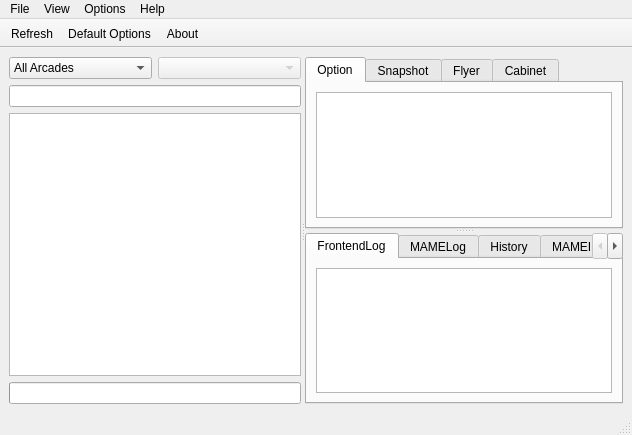
Above: trunk/mamep/qtui/qmc2main.ui from svn2github/mameplus before the change. Below: the same form after it.
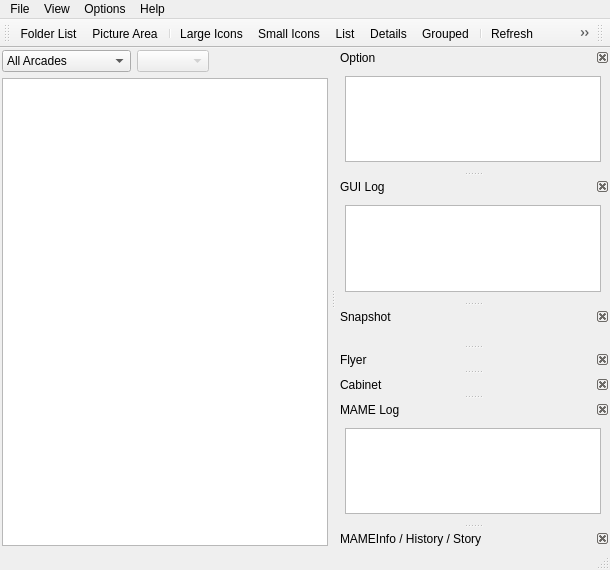
That is the form after the change. Icons and pictures are not drawn.

Commit message: *[qtui] * dockable controls * moved search box and progressbar * search across columns * save column_widths, default_game * save GUI layout * custom delegate, display selected row with big icon

The edit to the form file:
```diff
--- a/trunk/mamep/qtui/qmc2main.ui
+++ b/trunk/mamep/qtui/qmc2main.ui
@@ -5,8 +5,8 @@
    <rect>
     <x>0</x>
     <y>0</y>
-    <width>632</width>
-    <height>435</height>
+    <width>610</width>
+    <height>570</height>
    </rect>
   </property>
   <property name="windowTitle" >
@@ -14,159 +14,67 @@
   </property>
   <widget class="QWidget" name="centralwidget" >
    <layout class="QGridLayout" >
+    <property name="leftMargin" >
+     <number>2</number>
+    </property>
+    <property name="topMargin" >
+     <number>2</number>
+    </property>
+    <property name="rightMargin" >
+     <number>2</number>
+    </property>
+    <property name="bottomMargin" >
+     <number>2</number>
+    </property>
     <item row="0" column="0" >
-     <widget class="QSplitter" name="splitter_2" >
-      <property name="orientation" >
-       <enum>Qt::Horizontal</enum>
-      </property>
-      <widget class="QWidget" name="layoutWidget" >
-       <layout class="QVBoxLayout" >
+     <layout class="QVBoxLayout" >
+      <item>
+       <layout class="QHBoxLayout" >
         <item>
-         <layout class="QHBoxLayout" >
+         <widget class="QComboBox" name="comboBox" >
           <item>
-           <widget class="QComboBox" name="comboBox" >
-            <item>
-             <property name="text" >
-              <string>All Arcades</string>
-             </property>
-            </item>
-            <item>
-             <property name="text" >
-              <string>Available Arcades</string>
-             </property>
-            </item>
-            <item>
-             <property name="text" >
-              <string>All Consoles</string>
-             </property>
-            </item>
-           </widget>
+           <property name="text" >
+            <string>All Arcades</string>
+           </property>
           </item>
           <item>
-           <widget class="QComboBox" name="comboBox_2" >
-            <property name="enabled" >
-             <bool>false</bool>
-            </property>
-           </widget>
+           <property name="text" >
+            <string>Available Arcades</string>
+           </property>
           </item>
-         </layout>
+          <item>
+           <property name="text" >
+            <string>All Consoles</string>
+           </property>
+          </item>
+         </widget>
         </item>
         <item>
-         <widget class="QLineEdit" name="lineEditSearch" >
-          <property name="statusTip" >
-           <string>type a keyword</string>
+         <widget class="QComboBox" name="comboBox_2" >
+          <property name="enabled" >
+           <bool>false</bool>
           </property>
-          <property name="text" >
-           <string/>
-          </property>
          </widget>
         </item>
         <item>
-         <widget class="QTreeView" name="treeViewGameList" />
-        </item>
-        <item>
-         <widget class="QProgressBar" name="progressBarGamelist" />
+         <spacer>
+          <property name="orientation" >
+           <enum>Qt::Horizontal</enum>
+          </property>
+          <property name="sizeHint" >
+           <size>
+            <width>40</width>
+            <height>20</height>
+           </size>
+          </property>
+         </spacer>
         </item>
        </layout>
-      </widget>
-      <widget class="QSplitter" name="splitter" >
-       <property name="orientation" >
-        <enum>Qt::Vertical</enum>
-       </property>
-       <widget class="QTabWidget" name="tabWidget" >
-        <property name="currentIndex" >
-         <number>0</number>
-        </property>
-        <widget class="QWidget" name="tab_3" >
-         <attribute name="title" >
-          <string>Option</string>
-         </attribute>
-         <layout class="QGridLayout" >
-          <item row="0" column="0" >
-           <widget class="QTreeView" name="treeViewOption" >
-            <property name="editTriggers" >
-             <set>QAbstractItemView::CurrentChanged|QAbstractItemView::EditKeyPressed|QAbstractItemView::NoEditTriggers</set>
-            </property>
-            <property name="alternatingRowColors" >
-             <bool>true</bool>
-            </property>
-            <property name="rootIsDecorated" >
-             <bool>false</bool>
-            </property>
-           </widget>
-          </item>
-         </layout>
-        </widget>
-        <widget class="QWidget" name="tabSnapshot" >
-         <attribute name="title" >
-          <string>Snapshot</string>
-         </attribute>
-         <layout class="QGridLayout" />
-        </widget>
-        <widget class="QWidget" name="tabFlyer" >
-         <attribute name="title" >
-          <string>Flyer</string>
-         </attribute>
-         <layout class="QGridLayout" />
-        </widget>
-        <widget class="QWidget" name="tabCabinet" >
-         <attribute name="title" >
-          <string>Cabinet</string>
-         </attribute>
-        </widget>
-       </widget>
-       <widget class="QTabWidget" name="tab_x" >
-        <property name="currentIndex" >
-         <number>0</number>
-        </property>
-        <widget class="QWidget" name="tab_2" >
-         <attribute name="title" >
-          <string>FrontendLog</string>
-         </attribute>
-         <layout class="QGridLayout" >
-          <item row="0" column="0" >
-           <widget class="QTextBrowser" name="textBrowserFrontendLog" />
-          </item>
-         </layout>
-        </widget>
-        <widget class="QWidget" name="tab" >
-         <attribute name="title" >
-          <string>MAMELog</string>
-         </attribute>
-         <layout class="QGridLayout" >
-          <item row="0" column="0" >
-           <widget class="QTextBrowser" name="textBrowserMAMELog" />
-          </item>
-         </layout>
-        </widget>
-        <widget class="QWidget" name="tabHistory" >
-         <attribute name="title" >
-          <string>History</string>
-         </attribute>
-         <layout class="QGridLayout" >
-          <item row="0" column="0" >
-           <widget class="QTextBrowser" name="textBrowser_2" />
-          </item>
-         </layout>
-        </widget>
-        <widget class="QWidget" name="tabMAMEInfo" >
-         <attribute name="title" >
-          <string>MAMEInfo</string>
-         </attribute>
-         <layout class="QGridLayout" >
-          <item row="0" column="0" >
-           <widget class="QTextBrowser" name="textBrowser_3" />
-          </item>
-         </layout>
-        </widget>
-        <widget class="QWidget" name="tabStory" >
-         <attribute name="title" >
-          <string>Story</string>
-         </attribute>
-        </widget>
-       </widget>
-      </widget>
-     </widget>
+      </item>
+      <item>
+       <widget class="QTreeView" name="treeViewGameList" />
+      </item>
+     </layout>
     </item>
    </layout>
   </widget>
@@ -175,7 +83,7 @@
     <rect>
      <x>0</x>
      <y>0</y>
-     <width>632</width>
+     <width>610</width>
      <height>21</height>
     </rect>
    </property>
@@ -211,15 +119,12 @@
   <widget class="QStatusBar" name="statusbar" />
   <widget class="QToolBar" name="toolBar" >
    <property name="windowTitle" >
-    <string>toolBar</string>
-   </property>
-   <property name="movable" >
-    <bool>false</bool>
+    <string>Toolbar</string>
    </property>
    <property name="iconSize" >
     <size>
-     <width>20</width>
-     <height>20</height>
+     <width>16</width>
+     <height>16</height>
     </size>
    </property>
    <attribute name="toolBarArea" >
@@ -228,11 +133,148 @@
    <attribute name="toolBarBreak" >
     <bool>false</bool>
    </attribute>
+   <addaction name="actionFolder_List" />
+   <addaction name="actionPicture_Area" />
+   <addaction name="separator" />
+   <addaction name="actionLarge_Icons" />
+   <addaction name="actionSmall_Icons" />
+   <addaction name="actionList" />
+   <addaction name="actionDetails" />
+   <addaction name="actionGrouped" />
+   <addaction name="separator" />
    <addaction name="actionRefresh" />
-   <addaction name="actionDefault_Options" />
+   <addaction name="actionDefaultOptions" />
    <addaction name="actionAbout" />
   </widget>
-  <action name="actionDefault_Options" >
+  <widget class="QDockWidget" name="dockWidget" >
+   <property name="features" >
+    <set>QDockWidget::DockWidgetClosable|QDockWidget::DockWidgetMovable|QDockWidget::NoDockWidgetFeatures</set>
+   </property>
+   <property name="windowTitle" >
+    <string>Option</string>
+   </property>
+   <attribute name="dockWidgetArea" >
+    <number>2</number>
+   </attribute>
+   <widget class="QWidget" name="dockWidgetContents_6" >
+    <layout class="QGridLayout" >
+     <item row="0" column="0" >
+      <widget class="QTreeView" name="treeViewOption" >
+       <property name="editTriggers" >
+        <set>QAbstractItemView::CurrentChanged|QAbstractItemView::EditKeyPressed|QAbstractItemView::NoEditTriggers</set>
+       </property>
+       <property name="alternatingRowColors" >
+        <bool>true</bool>
+       </property>
+       <property name="rootIsDecorated" >
+        <bool>false</bool>
+       </property>
+      </widget>
+     </item>
+    </layout>
+   </widget>
+  </widget>
+  <widget class="QDockWidget" name="dockWidget_2" >
+   <property name="features" >
+    <set>QDockWidget::DockWidgetClosable|QDockWidget::DockWidgetMovable|QDockWidget::NoDockWidgetFeatures</set>
+   </property>
+   <property name="windowTitle" >
+    <string>GUI Log</string>
+   </property>
+   <attribute name="dockWidgetArea" >
+    <number>2</number>
+   </attribute>
+   <widget class="QWidget" name="dockWidgetContents_8" >
+    <layout class="QGridLayout" >
+     <item row="0" column="0" >
+      <widget class="QTextBrowser" name="textBrowserFrontendLog" />
+     </item>
+    </layout>
+   </widget>
+  </widget>
+  <widget class="QDockWidget" name="dockWidget_3" >
+   <property name="features" >
+    <set>QDockWidget::DockWidgetClosable|QDockWidget::DockWidgetMovable|QDockWidget::NoDockWidgetFeatures</set>
+   </property>
+   <property name="windowTitle" >
+    <string>Snapshot</string>
+   </property>
+   <attribute name="dockWidgetArea" >
+    <number>2</number>
+   </attribute>
+   <widget class="QWidget" name="dockWidgetContents_9" >
+    <layout class="QGridLayout" />
+   </widget>
+  </widget>
+  <widget class="QDockWidget" name="dockWidget_4" >
+   <property name="features" >
+    <set>QDockWidget::DockWidgetClosable|QDockWidget::DockWidgetMovable|QDockWidget::NoDockWidgetFeatures</set>
+   </property>
+   <property name="windowTitle" >
+    <string>Flyer</string>
+   </property>
+   <attribute name="dockWidgetArea" >
+    <number>2</number>
+   </attribute>
+   <widget class="QWidget" name="dockWidgetContents_10" />
+  </widget>
+  <widget class="QDockWidget" name="dockWidget_5" >
+   <property name="features" >
+    <set>QDockWidget::DockWidgetClosable|QDockWidget::DockWidgetMovable|QDockWidget::NoDockWidgetFeatures</set>
+   </property>
+   <property name="windowTitle" >
+    <string>Cabinet</string>
+   </property>
+   <attribute name="dockWidgetArea" >
+    <number>2</number>
+   </attribute>
+   <widget class="QWidget" name="dockWidgetContents_11" />
+  </widget>
+  <widget class="QDockWidget" name="dockWidget_6" >
+   <property name="features" >
+    <set>QDockWidget::DockWidgetClosable|QDockWidget::DockWidgetMovable|QDockWidget::NoDockWidgetFeatures</set>
+   </property>
+   <property name="windowTitle" >
+    <string>MAME Log</string>
+   </property>
+   <attribute name="dockWidgetArea" >
+    <number>2</number>
+   </attribute>
+   <widget class="QWidget" name="dockWidgetContents_12" >
+    <layout class="QGridLayout" >
+     <item row="0" column="0" >
+      <widget class="QTextBrowser" name="textBrowserMAMELog" />
+     </item>
+    </layout>
+   </widget>
+  </widget>
+  <widget class="QDockWidget" name="dockWidget_7" >
+   <property name="features" >
+    <set>QDockWidget::DockWidgetClosable|QDockWidget::DockWidgetMovable|QDockWidget::NoDockWidgetFeatures</set>
+   </property>
+   <property name="windowTitle" >
+    <string>MAMEInfo / History / Story</string>
+   </property>
+   <attribute name="dockWidgetArea" >
+    <number>2</number>
+   </attribute>
+   <widget class="QWidget" name="dockWidgetContents_13" />
+  </widget>
+  <widget class="QToolBar" name="toolBarSearch" >
+   <property name="windowTitle" >
+    <string>Search</string>
+   </property>
+   <property name="floatable" >
+    <bool>false</bool>
+   </property>
+   <attribute name="toolBarArea" >
+    <enum>TopToolBarArea</enum>
+   </attribute>
+   <attribute name="toolBarBreak" >
+    <bool>false</bool>
+   </attribute>
+  </widget>
+  <action name="actionDefaultOptions" >
    <property name="icon" >
     <iconset resource="qmc2main.qrc" >:/res/32x32/applications-system.png</iconset>
    </property>
@@ -267,6 +309,68 @@
     <string>About</string>
    </property>
   </action>
+  <action name="actionSmall_Icons" >
+   <property name="icon" >
+    <iconset resource="qmc2main.qrc" >:/res/mame32-view-sicon.png</iconset>
+   </property>
+   <property name="text" >
+    <string>Small Icons</string>
+   </property>
+  </action>
+  <action name="actionList" >
+   <property name="icon" >
+    <iconset resource="qmc2main.qrc" >:/res/mame32-view-list.png</iconset>
+   </property>
+   <property name="text" >
+    <string>List</string>
+   </property>
+  </action>
+  <action name="actionDetails" >
+   <property name="icon" >
+    <iconset resource="qmc2main.qrc" >:/res/mame32-view-detail.png</iconset>
+   </property>
+   <property name="text" >
+    <string>Details</string>
+   </property>
+  </action>
+  <action name="actionGrouped" >
+   <property name="icon" >
+    <iconset resource="qmc2main.qrc" >:/res/mame32-view-group.png</iconset>
+   </property>
+   <property name="text" >
+    <string>Grouped</string>
+   </property>
+  </action>
+  <action name="actionLarge_Icons" >
+   <property name="icon" >
+    <iconset resource="qmc2main.qrc" >:/res/mame32-view-licon.png</iconset>
+   </property>
+   <property name="text" >
+    <string>Large Icons</string>
+   </property>
+  </action>
+  <action name="actionFolder_List" >
+   <property name="icon" >
+    <iconset resource="qmc2main.qrc" >:/res/mame32-show-tree.png</iconset>
+   </property>
+   <property name="text" >
+    <string>Folder List</string>
+   </property>
+   <property name="shortcut" >
+    <string>Alt+D</string>
+   </property>
+  </action>
+  <action name="actionPicture_Area" >
+   <property name="icon" >
+    <iconset resource="qmc2main.qrc" >:/res/mame32-show-snap.png</iconset>
+   </property>
+   <property name="text" >
+    <string>Picture Area</string>
+   </property>
+   <property name="shortcut" >
+    <string>Alt+P</string>
+   </property>
+  </action>
  </widget>
  <resources>
   <include location="qmc2main.qrc" />
```
Left out of the diff: 16 changed lines with no effect on the pictures. The commit also changes 20 other files.
